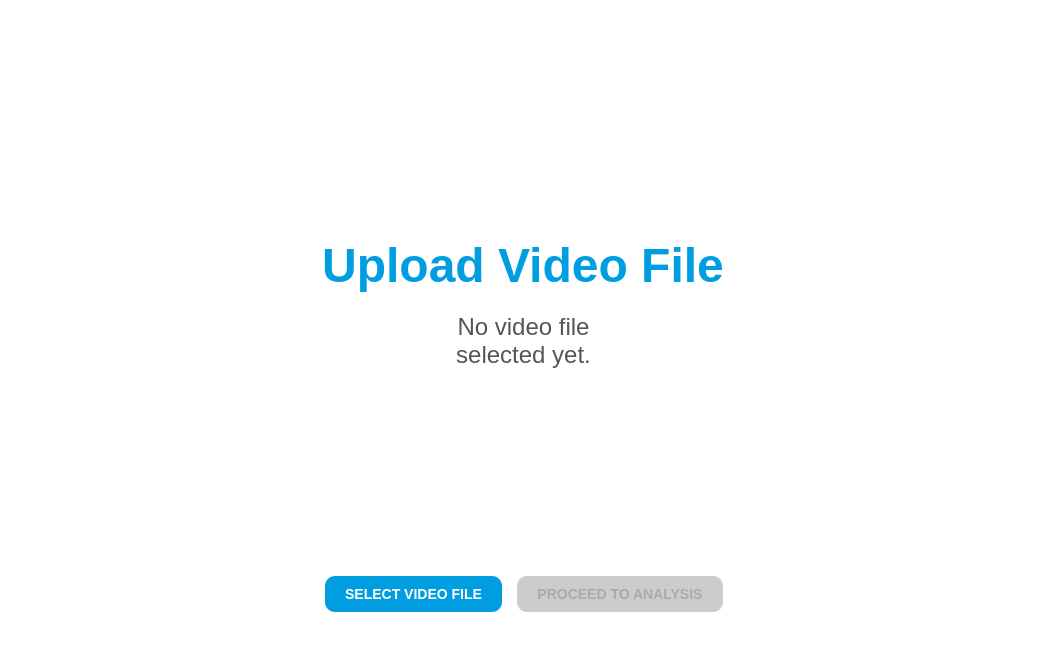
This is gui.ui in MestreHq5/Collision-Study as Qt 5 draws it before an edit. The edited form follows.
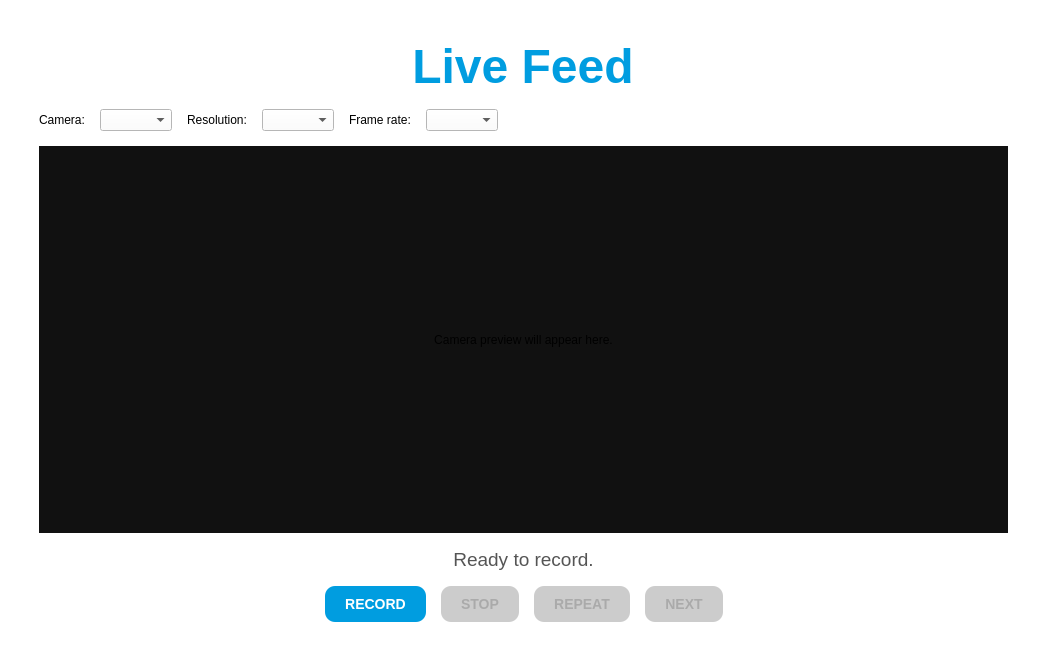
This is the edited form. The open tabs and pages were chosen to show the change. Icons and pictures are not drawn.

Commit message: feat: new Camera LiveFeed (currently not working on laptop).

```diff
--- a/gui.ui
+++ b/gui.ui
@@ -986,6 +986,293 @@
                                 </item>
                             </layout>
                         </widget>
+                        <widget class="QWidget" name="Page_LiveFeed">
+                            <property name="sizePolicy">
+                                <sizepolicy hsizetype="Expanding" vsizetype="Expanding">
+                                    <horstretch>0</horstretch>
+                                    <verstretch>0</verstretch>
+                                </sizepolicy>
+                            </property>
+                            <layout class="QVBoxLayout" name="verticalLayout_LiveFeed">
+                                <property name="spacing">
+                                    <number>15</number>
+                                </property>
+                                <property name="leftMargin">
+                                    <number>30</number>
+                                </property>
+                                <property name="topMargin">
+                                    <number>30</number>
+                                </property>
+                                <property name="rightMargin">
+                                    <number>30</number>
+                                </property>
+                                <property name="bottomMargin">
+                                    <number>30</number>
+                                </property>
+                                <item alignment="Qt::AlignmentFlag::AlignHCenter">
+                                    <widget class="QLabel" name="titleLiveFeed">
+                                        <property name="text">
+                                            <string>
+                                                &lt;html&gt;&lt;head/&gt;&lt;body&gt;&lt;p
+                                                align=&quot;center&quot;&gt;&lt;span style=&quot;
+                                                font-size:36pt; font-weight:700;
+                                                color:#009de0;&quot;&gt;Live
+                                                Feed&lt;/span&gt;&lt;/p&gt;&lt;/body&gt;&lt;/html&gt;</string>
+                                        </property>
+                                    </widget>
+                                </item>
+                                <item>
+                                    <layout class="QHBoxLayout" name="horizontalLayout_LiveFeedSettings">
+                                        <property name="spacing">
+                                            <number>15</number>
+                                        </property>
+                                        <item>
+                                            <widget class="QLabel" name="lblCameraSelect">
+                                                <property name="text">
+                                                    <string>Camera:</string>
+                                                </property>
+                                            </widget>
+                                        </item>
+                                        <item>
+                                            <widget class="QComboBox" name="cameraCombo"/>
+                                        </item>
+                                        <item>
+                                            <widget class="QLabel" name="lblResolutionSelect">
+                                                <property name="text">
+                                                    <string>Resolution:</string>
+                                                </property>
+                                            </widget>
+                                        </item>
+                                        <item>
+                                            <widget class="QComboBox" name="resolutionCombo"/>
+                                        </item>
+                                        <item>
+                                            <widget class="QLabel" name="lblFpsSelect">
+                                                <property name="text">
+                                                    <string>Frame rate:</string>
+                                                </property>
+                                            </widget>
+                                        </item>
+                                        <item>
+                                            <widget class="QComboBox" name="fpsCombo"/>
+                                        </item>
+                                        <item>
+                                            <spacer name="liveFeedSettingsSpacer">
+                                                <property name="orientation">
+                                                    <enum>Qt::Orientation::Horizontal</enum>
+                                                </property>
+                                                <property name="sizeHint" stdset="0">
+                                                    <size>
+                                                        <width>40</width>
+                                                        <height>20</height>
+                                                    </size>
+                                                </property>
+                                            </spacer>
+                                        </item>
+                                    </layout>
+                                </item>
+                                <item>
+                                    <widget class="QLabel" name="liveFeedLabel">
+                                        <property name="sizePolicy">
+                                            <sizepolicy hsizetype="Expanding" vsizetype="Expanding">
+                                                <horstretch>0</horstretch>
+                                                <verstretch>0</verstretch>
+                                            </sizepolicy>
+                                        </property>
+                                        <property name="alignment">
+                                            <set>Qt::AlignmentFlag::AlignCenter</set>
+                                        </property>
+                                        <property name="styleSheet">
+                                            <string notr="true">background-color: #111111;</string>
+                                        </property>
+                                        <property name="text">
+                                            <string>Camera preview will appear here.</string>
+                                        </property>
+                                    </widget>
+                                </item>
+                                <item alignment="Qt::AlignmentFlag::AlignHCenter">
+                                    <widget class="QLabel" name="lblLiveFeedStatus">
+                                        <property name="text">
+                                            <string>
+                                                &lt;html&gt;&lt;head/&gt;&lt;body&gt;&lt;p
+                                                align=&quot;center&quot;&gt;&lt;span style=&quot;
+                                                font-size:14pt; color:#555555;&quot;&gt;Ready to
+                                                record.&lt;/span&gt;&lt;/p&gt;&lt;/body&gt;&lt;/html&gt;</string>
+                                        </property>
+                                    </widget>
+                                </item>
+                                <item>
+                                    <layout class="QHBoxLayout" name="horizontalLayout_LiveFeedButtons">
+                                        <property name="spacing">
+                                            <number>15</number>
+                                        </property>
+                                        <item>
+                                            <spacer name="liveFeedButtonsLeftSpacer">
+                                                <property name="orientation">
+                                                    <enum>Qt::Orientation::Horizontal</enum>
+                                                </property>
+                                                <property name="sizeHint" stdset="0">
+                                                    <size>
+                                                        <width>40</width>
+                                                        <height>20</height>
+                                                    </size>
+                                                </property>
+                                            </spacer>
+                                        </item>
+                                        <item>
+                                            <widget class="QPushButton" name="btnRecord">
+                                                <property name="styleSheet">
+                                                    <string notr="true">QPushButton {
+                                                        color: white;
+                                                        background-color: #009de0;
+                                                        border-radius: 10px;
+                                                        padding: 10px 20px;
+                                                        font-weight: bold;
+                                                        font-size: 14px;
+                                                        }
+
+                                                        QPushButton:hover {
+                                                        color: white;
+                                                        background-color: #007bb5;
+                                                        }
+
+                                                        QPushButton:pressed {
+                                                        color: white;
+                                                        background-color: #005f87;
+                                                        }
+
+                                                        QPushButton:disabled {
+                                                        color: #aaaaaa;
+                                                        background-color: #cccccc;
+                                                        }</string>
+                                                </property>
+                                                <property name="text">
+                                                    <string>RECORD</string>
+                                                </property>
+                                            </widget>
+                                        </item>
+                                        <item>
+                                            <widget class="QPushButton" name="btnStop">
+                                                <property name="enabled">
+                                                    <bool>false</bool>
+                                                </property>
+                                                <property name="styleSheet">
+                                                    <string notr="true">QPushButton {
+                                                        color: white;
+                                                        background-color: #009de0;
+                                                        border-radius: 10px;
+                                                        padding: 10px 20px;
+                                                        font-weight: bold;
+                                                        font-size: 14px;
+                                                        }
+
+                                                        QPushButton:hover {
+                                                        color: white;
+                                                        background-color: #007bb5;
+                                                        }
+
+                                                        QPushButton:pressed {
+                                                        color: white;
+                                                        background-color: #005f87;
+                                                        }
+
+                                                        QPushButton:disabled {
+                                                        color: #aaaaaa;
+                                                        background-color: #cccccc;
+                                                        }</string>
+                                                </property>
+                                                <property name="text">
+                                                    <string>STOP</string>
+                                                </property>
+                                            </widget>
+                                        </item>
+                                        <item>
+                                            <widget class="QPushButton" name="btnRepeatLive">
+                                                <property name="enabled">
+                                                    <bool>false</bool>
+                                                </property>
+                                                <property name="styleSheet">
+                                                    <string notr="true">QPushButton {
+                                                        color: white;
+                                                        background-color: #009de0;
+                                                        border-radius: 10px;
+                                                        padding: 10px 20px;
+                                                        font-weight: bold;
+                                                        font-size: 14px;
+                                                        }
+
+                                                        QPushButton:hover {
+                                                        color: white;
+                                                        background-color: #007bb5;
+                                                        }
+
+                                                        QPushButton:pressed {
+                                                        color: white;
+                                                        background-color: #005f87;
+                                                        }
+
+                                                        QPushButton:disabled {
+                                                        color: #aaaaaa;
+                                                        background-color: #cccccc;
+                                                        }</string>
+                                                </property>
+                                                <property name="text">
+                                                    <string>REPEAT</string>
+                                                </property>
+                                            </widget>
+                                        </item>
+                                        <item>
+                                            <widget class="QPushButton" name="btnNextLive">
+                                                <property name="enabled">
+                                                    <bool>false</bool>
+                                                </property>
+                                                <property name="styleSheet">
+                                                    <string notr="true">QPushButton {
+                                                        color: white;
+                                                        background-color: #009de0;
+                                                        border-radius: 10px;
+                                                        padding: 10px 20px;
+                                                        font-weight: bold;
+                                                        font-size: 14px;
+                                                        }
+
+                                                        QPushButton:hover {
+                                                        color: white;
+                                                        background-color: #007bb5;
+                                                        }
+
+                                                        QPushButton:pressed {
+                                                        color: white;
+                                                        background-color: #005f87;
+                                                        }
+
+                                                        QPushButton:disabled {
+                                                        color: #aaaaaa;
+                                                        background-color: #cccccc;
+                                                        }</string>
+                                                </property>
+                                                <property name="text">
+                                                    <string>NEXT</string>
+                                                </property>
+                                            </widget>
+                                        </item>
+                                        <item>
+                                            <spacer name="liveFeedButtonsRightSpacer">
+                                                <property name="orientation">
+                                                    <enum>Qt::Orientation::Horizontal</enum>
+                                                </property>
+                                                <property name="sizeHint" stdset="0">
+                                                    <size>
+                                                        <width>40</width>
+                                                        <height>20</height>
+                                                    </size>
+                                                </property>
+                                            </spacer>
+                                        </item>
+                                    </layout>
+                                </item>
+                            </layout>
+                        </widget>
                         <widget class="QWidget" name="Page_5">
                             <property name="sizePolicy">
                                 <sizepolicy hsizetype="Expanding" vsizetype="Expanding">
```
Left out of the diff: 32 changed lines with no effect on the pictures. The commit also changes 5 other files.
